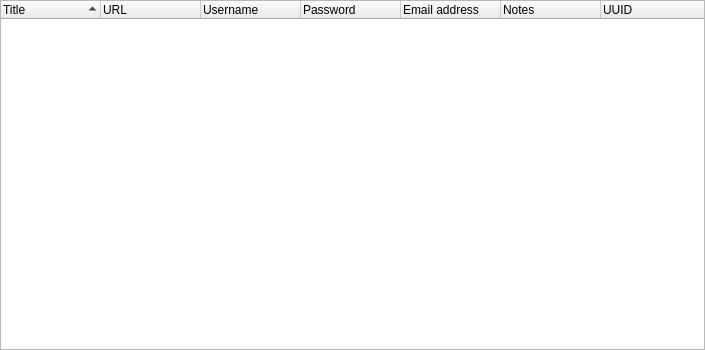
This is silverlock/entrytablewidget.ui in petroules/silverlock as Qt 5 draws it before an edit. The edited form follows.
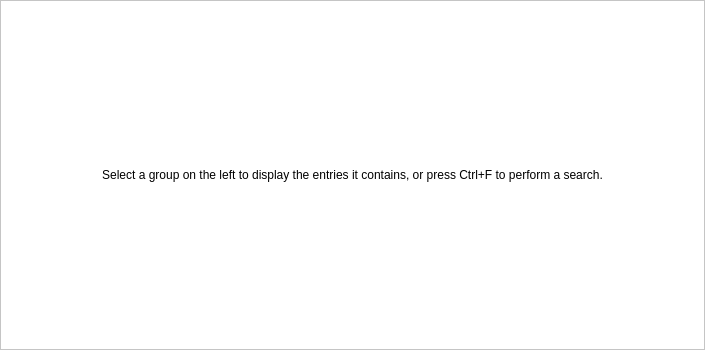
This is the edited form. The open tabs and pages were chosen to show the change.

Diff of the .ui file:
```diff
--- a/silverlock/entrytablewidget.ui
+++ b/silverlock/entrytablewidget.ui
@@ -14,6 +14,22 @@
    <string>Form</string>
   </property>
   <layout class="QHBoxLayout" name="horizontalLayout">
+   <property name="spacing">
+    <number>0</number>
+   </property>
+   <property name="margin">
+    <number>0</number>
+   </property>
+   <item>
+    <widget class="QStackedWidget" name="stackedWidget">
+     <property name="currentIndex">
+      <number>0</number>
+     </property>
+     <widget class="QWidget" name="tablePage">
+      <layout class="QHBoxLayout" name="horizontalLayout_2">
+       <property name="spacing">
+        <number>0</number>
+       </property>
    <property name="margin">
     <number>0</number>
    </property>
@@ -54,11 +70,6 @@
        <string>Password</string>
       </property>
      </column>
-     <column>
-      <property name="text">
-       <string>Email address</string>
-      </property>
-     </column>
      <column>
       <property name="text">
        <string>Notes</string>
@@ -73,6 +84,48 @@
    </item>
   </layout>
  </widget>
+     <widget class="QWidget" name="messagePage">
+      <layout class="QHBoxLayout" name="horizontalLayout_3">
+       <property name="spacing">
+        <number>0</number>
+       </property>
+       <property name="margin">
+        <number>0</number>
+       </property>
+       <item>
+        <widget class="QLabel" name="label">
+         <property name="sizePolicy">
+          <sizepolicy hsizetype="Expanding" vsizetype="Expanding">
+           <horstretch>0</horstretch>
+           <verstretch>0</verstretch>
+          </sizepolicy>
+         </property>
+         <property name="styleSheet">
+          <string notr="true">background-color: rgb(255, 255, 255);</string>
+         </property>
+         <property name="frameShape">
+          <enum>QFrame::StyledPanel</enum>
+         </property>
+         <property name="text">
+          <string>Select a group on the left to display the entries it contains, or press Ctrl+F to perform a search.</string>
+         </property>
+         <property name="alignment">
+          <set>Qt::AlignCenter</set>
+         </property>
+         <property name="wordWrap">
+          <bool>true</bool>
+         </property>
+        </widget>
+       </item>
+      </layout>
+     </widget>
+    </widget>
+   </item>
+  </layout>
+ </widget>
+ <tabstops>
+  <tabstop>table</tabstop>
+ </tabstops>
  <resources/>
  <connections/>
 </ui>
```
Lines whose indentation alone changed are shown as unchanged.
